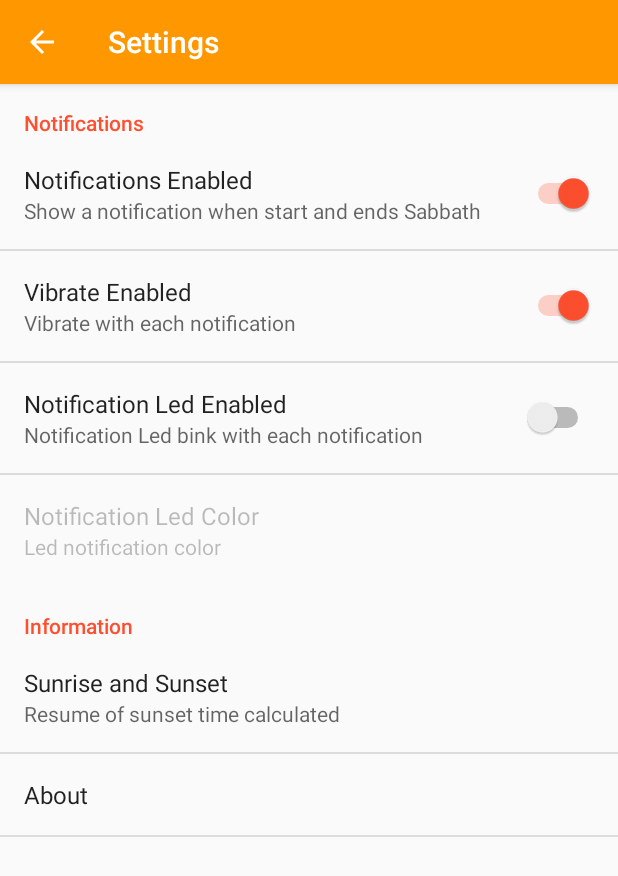
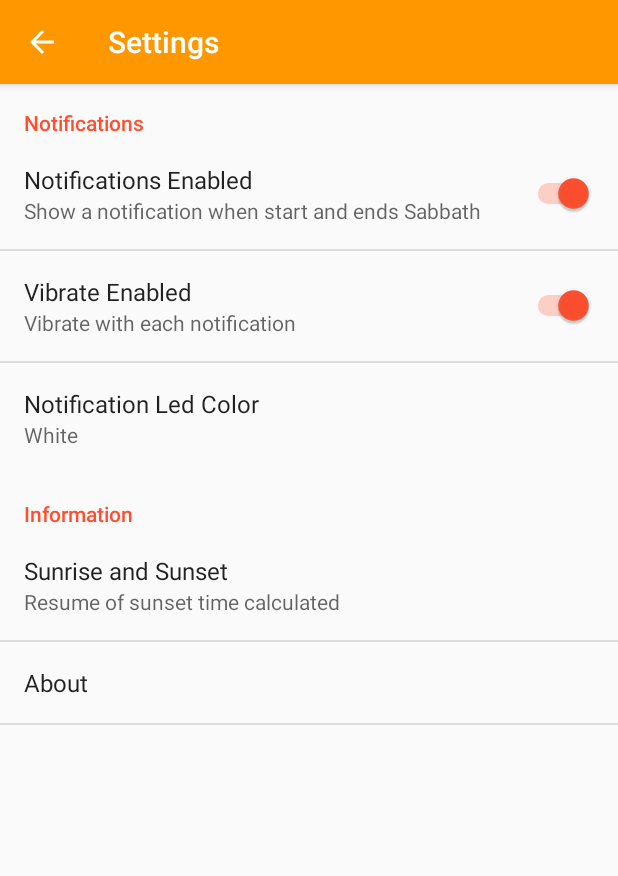
Before and after one commit to gabrielbrieva/holy-time, an Android app: the SettingsActivity screen opened directly, with no data from a screen before it, on a phone screen of 412 x 824 dp. Shown: the top 876 px of the screen. Run offline under Robolectric (Android 15) with nearby library versions, the phone set to English and light mode, and no system bars.

Commit message:
Using preferences at Notification logic...

```diff
--- a/app/src/main/AndroidManifest.xml
+++ b/app/src/main/AndroidManifest.xml
@@ -3,6 +3,7 @@
     package="com.tuxan.holytime">
 
     <uses-permission android:name="android.permission.RECEIVE_BOOT_COMPLETED" />
+    <uses-permission android:name="android.permission.VIBRATE"/>
 
     <uses-permission android:name="android.permission.AUTHENTICATE_ACCOUNTS" />
     <uses-permission android:name="android.permission.WRITE_SYNC_SETTINGS" />
--- a/app/src/main/res/values/strings.xml
+++ b/app/src/main/res/values/strings.xml
@@ -1,13 +1,13 @@
 <resources>
-    <string name="app_name">Holy Time</string>
+    <string name="app_name" translatable="false">Holy Time</string>
 
     <string name="sync_account_type" translatable="false">holytime.tuxan.com</string>
     <string name="content_authority" translatable="false">com.tuxan.holytime</string>
 
     <string name="swipe_instruction">Swipe to Refresh</string>
 
-    <string name="main_title_holy">Holy</string>
-    <string name="main_title_time">Time</string>
+    <string name="main_title_holy" translatable="false">Holy</string>
+    <string name="main_title_time" translatable="false">Time</string>
 
     <!-- Tabs -->
     <string name="tab_current">Current</string>
@@ -39,6 +39,11 @@
     <!-- Preferences -->
     <string name="title_activity_settings">Settings</string>
     <string name="action_settings">Settings</string>
+
+    <string name="pref_notification_enabled_key" translatable="false">pref_notification_enabled_key</string>
+    <string name="pref_notification_vibrate_key" translatable="false">pref_notification_vibrate_key</string>
+    <string name="pref_notification_led_color_key" translatable="false">pref_notification_led_color_key</string>
+
     <string name="pref_notifications_category">Notifications</string>
     <string name="pref_information_category">Information</string>
     <string name="pref_summary_notification">Show a notification when start and ends Sabbath</string>
--- a/app/src/main/res/xml/pref_general.xml
+++ b/app/src/main/res/xml/pref_general.xml
@@ -4,34 +4,27 @@
 
         <SwitchPreference
             android:defaultValue="true"
-            android:key="notification"
+            android:key="@string/pref_notification_enabled_key"
             android:summary="@string/pref_summary_notification"
             android:title="@string/pref_title_notification" />
 
         <SwitchPreference
             android:defaultValue="true"
-            android:key="notification_vibrate"
+            android:key="@string/pref_notification_vibrate_key"
             android:summary="@string/pref_summary_notification_vibrate"
             android:title="@string/pref_title_notification_vibrate"
-            android:dependency="notification" />
-
-        <SwitchPreference
-            android:defaultValue="false"
-            android:key="notification_led"
-            android:summary="@string/pref_summary_notification_led"
-            android:title="@string/pref_title_notification_led"
-            android:dependency="notification" />
+            android:dependency="@string/pref_notification_enabled_key" />
 
         <ListPreference
             android:defaultValue="WHITE"
             android:entries="@array/pref_notification_color_key"
             android:entryValues="@array/pref_notification_color_values"
-            android:key="notification_led_color"
+            android:key="@string/pref_notification_led_color_key"
             android:negativeButtonText="@null"
             android:positiveButtonText="@null"
             android:title="@string/pref_title_notification_ledcolor"
             android:summary="@string/pref_summary_notification_ledcolor"
-            android:dependency="notification_led" />
+            android:dependency="@string/pref_notification_enabled_key" />
 
     </PreferenceCategory>
 
```
Also changed, not shown: app/src/main/java/com/tuxan/holytime/preferences/SettingsActivity.java (+4 -25 lines), app/src/main/java/com/tuxan/holytime/receiver/StartUpService.java (deleted, +0 -42 lines), app/src/main/java/com/tuxan/holytime/service/NotificationService.java (+30 -3 lines), 1 other file.
